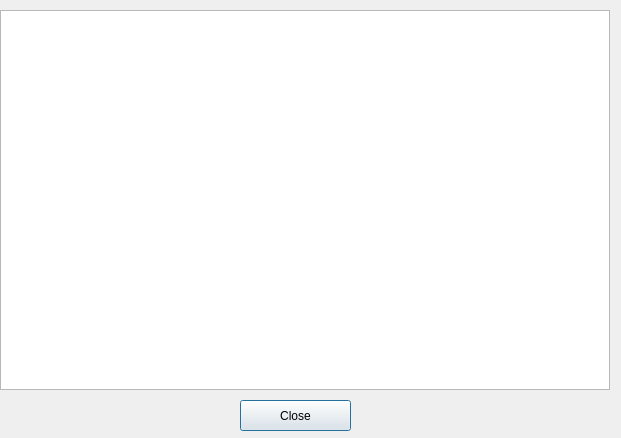
Above: runwindow.ui from pashazz/qtqbasic before the change. Below: the same form after it.
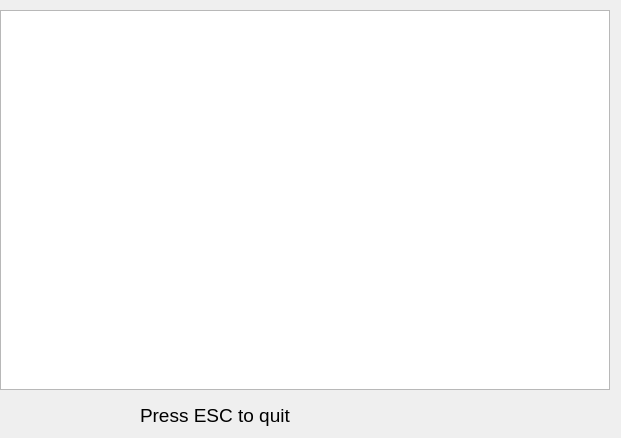
That is the form after the change.

```diff
--- a/runwindow.ui
+++ b/runwindow.ui
@@ -23,17 +23,22 @@
     </rect>
    </property>
   </widget>
-  <widget class="QPushButton" name="cmdClose">
+  <widget class="QLabel" name="label">
    <property name="geometry">
     <rect>
-     <x>240</x>
-     <y>400</y>
-     <width>111</width>
-     <height>31</height>
+     <x>140</x>
+     <y>405</y>
+     <width>341</width>
+     <height>21</height>
     </rect>
    </property>
+   <property name="font">
+    <font>
+     <pointsize>14</pointsize>
+    </font>
+   </property>
    <property name="text">
-    <string>Close</string>
+    <string>Press ESC to quit</string>
    </property>
   </widget>
  </widget>
```
Left out of the diff: 2 changed lines with no effect on the pictures.
